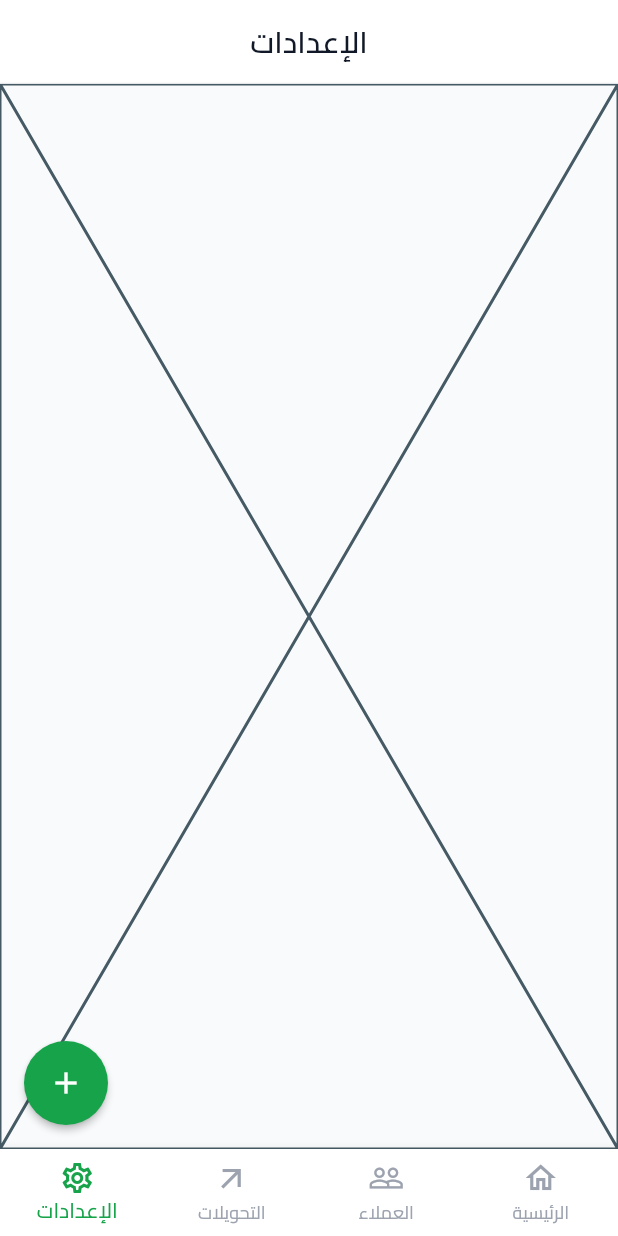
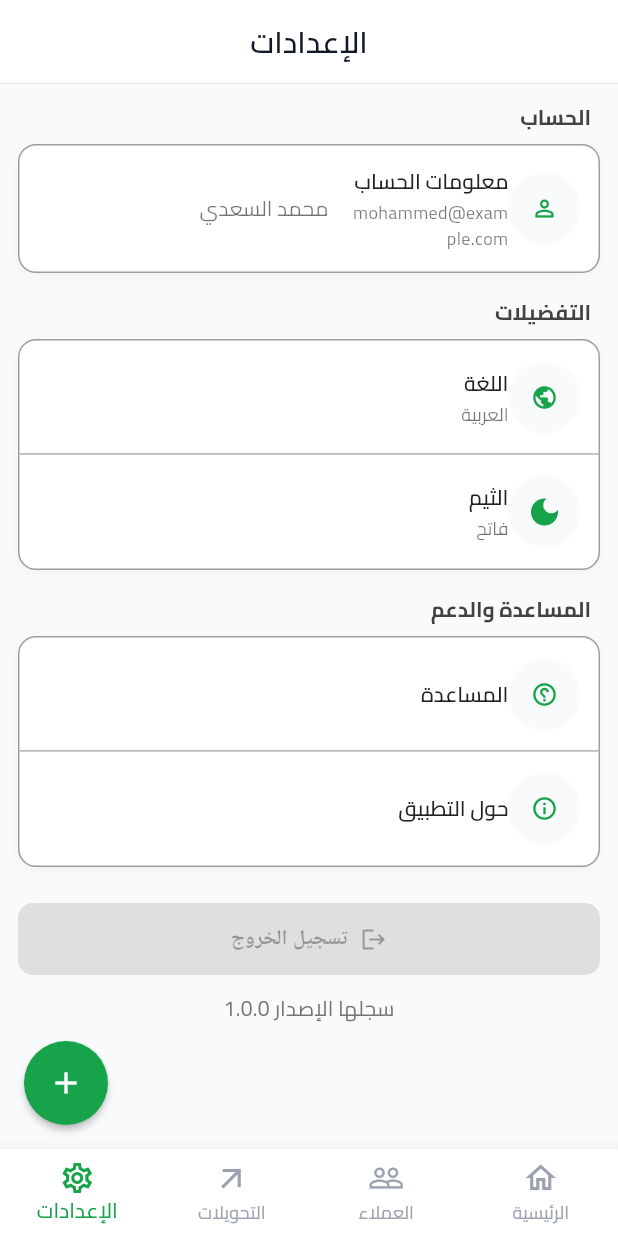
Before and after one commit to MolhamZL1/debt_managment_app, a Flutter app: the screen it shows after launch, item 4 of the bottom bar chosen, on a phone screen of 412 x 824 dp. Run offline on Flutter 3.47's test engine with Material 3 defaults, Android fonts, the light colour scheme and no system bars; our stand-ins replace animated_theme_switcher, awesome_dialog, bloc, cached_network_image, dartz, dio and 8 more.

Commit message:
settingsviewand them

```diff
--- a/lib/features/clientes/presentation/views/widgets/Client_Detelies_View_Body.dart
+++ b/lib/features/clientes/presentation/views/widgets/Client_Detelies_View_Body.dart
@@ -2,8 +2,8 @@ import 'package:flutter/material.dart';
 
 import '../../../domain/entities/client_entity.dart';
 import 'ActionButtonsClientDetails.dart';
+import 'ClientDetailsHeaderCard.dart';
 import 'Debt_Item_Card.dart';
-import 'contact_header_card.dart';
 
 class ClientDeteliesViewBody extends StatelessWidget {
   const ClientDeteliesViewBody({super.key, required this.clientEntity});
--- a/lib/features/settings/presentation/view/settings_view.dart
+++ b/lib/features/settings/presentation/view/settings_view.dart
@@ -1,10 +1,12 @@
 import 'package:flutter/material.dart';
+
+import 'widgets/settings_view_body.dart';
 
 class SettingsView extends StatelessWidget {
   const SettingsView({super.key});
 
   @override
   Widget build(BuildContext context) {
-    return const Placeholder();
+    return const SettingsViewBody();
   }
 }
--- /dev/null
+++ b/lib/features/settings/presentation/view/widgets/ThemeToggleAction.dart
@@ -0,0 +1,36 @@
+import 'package:debt_managment_app/core/theme/App_themes.dart';
+import 'package:flutter/material.dart';
+import 'package:animated_theme_switcher/animated_theme_switcher.dart';
+
+import '../../../../../core/theme/app_colors.dart';
+// عدّل المسار حسب مشروعك
+
+class ThemeToggleAction extends StatelessWidget {
+  const ThemeToggleAction({super.key});
+
+  @override
+  Widget build(BuildContext context) {
+    final isDark = Theme.of(context).brightness == Brightness.dark;
+
+    return ThemeSwitcher(
+      builder: (context) {
+        return CircleAvatar(
+          radius: 24,
+          backgroundColor: AppColors.background,
+          child: IconButton(
+            tooltip: isDark ? 'الوضع الفاتح' : 'الوضع الداكن',
+            icon: Icon(
+              isDark ? Icons.light_mode : Icons.dark_mode,
+              color: AppColors.primary,
+            ),
+            onPressed: () {
+              final nextTheme =
+                  isDark ? AppTheme.lightTheme : AppTheme.darkTheme;
+              ThemeSwitcher.of(context).changeTheme(theme: nextTheme);
+            },
+          ),
+        );
+      },
+    );
+  }
+}
--- /dev/null
+++ b/lib/features/settings/presentation/view/widgets/card_section.dart
@@ -0,0 +1,26 @@
+import 'package:flutter/material.dart';
+import '../../../../../core/theme/app_colors.dart';
+
+class CardSection extends StatelessWidget {
+  final List<Widget> children;
+  const CardSection({super.key, required this.children});
+
+  @override
+  Widget build(BuildContext context) {
+    return Container(
+      decoration: BoxDecoration(
+        color: Colors.white,
+        border: Border.all(color: AppColors.border),
+        borderRadius: BorderRadius.circular(12),
+        boxShadow: [
+          BoxShadow(
+            color: Colors.black.withOpacity(.03),
+            blurRadius: 6,
+            offset: const Offset(0, 2),
+          ),
+        ],
+      ),
+      child: Column(children: children),
+    );
+  }
+}
--- /dev/null
+++ b/lib/features/settings/presentation/view/widgets/section_header.dart
@@ -0,0 +1,20 @@
+import 'package:flutter/material.dart';
+
+class SectionHeader extends StatelessWidget {
+  final String title;
+  const SectionHeader(this.title, {super.key});
+
+  @override
+  Widget build(BuildContext context) {
+    return Padding(
+      padding: const EdgeInsetsDirectional.only(start: 6, end: 6, bottom: 8),
+      child: Text(
+        title,
+        style: TextStyle(
+          color: Colors.grey.shade800,
+          fontWeight: FontWeight.w700,
+        ),
+      ),
+    );
+  }
+}
--- /dev/null
+++ b/lib/features/settings/presentation/view/widgets/settings_tile.dart
@@ -0,0 +1,62 @@
+import 'package:flutter/material.dart';
+import '../../../../../core/theme/app_colors.dart';
+
+class SettingsTile extends StatelessWidget {
+  final String title;
+  final String? subtitle;
+  final IconData ?trailingIcon;
+  final Widget? trailingWidget; //
+  final Widget? leading; // نص يسار مثل اسم المستخدم
+
+  const SettingsTile({
+    super.key,
+    required this.title,
+     this.trailingIcon,
+    this.subtitle,
+    this.leading, this.trailingWidget,
+  });
+
+  @override
+  Widget build(BuildContext context) {
+    return Padding(
+      padding: const EdgeInsets.symmetric(horizontal: 12, vertical: 14),
+      child: Row(
+        children: [
+          if (trailingWidget != null)
+            trailingWidget!
+          else if (trailingIcon != null)
+          CircleAvatar(
+            radius: 24,
+            backgroundColor: AppColors.background,
+            child: Icon(trailingIcon, size: 18, color: AppColors.primary),
+          ),
+
+          Expanded(
+            child: Column(
+              crossAxisAlignment: CrossAxisAlignment.start,
+              children: [
+                Text(
+                  title,
+                  style: const TextStyle(fontWeight: FontWeight.w600),
+                ),
+                if (subtitle != null) ...[
+                  const SizedBox(height: 2),
+                  Text(
+                    subtitle!,
+                    style: const TextStyle(color: Colors.black54, fontSize: 12),
+                  ),
+                ],
+              ],
+            ),
+          ),
+          const SizedBox(width: 12),
+          if (leading != null) ...[
+            leading!,
+            const Spacer(),
+          ] else
+            const SizedBox.shrink(),
+        ],
+      ),
+    );
+  }
+}
--- /dev/null
+++ b/lib/features/settings/presentation/view/widgets/settings_view_body.dart
@@ -0,0 +1,83 @@
+import 'package:flutter/material.dart';
+
+import '../../../../../core/theme/app_colors.dart';
+import 'ThemeToggleAction.dart';
+import 'card_section.dart';
+import 'section_header.dart';
+import 'settings_tile.dart';
+
+class SettingsViewBody extends StatelessWidget {
+  const SettingsViewBody({super.key});
+
+  @override
+  Widget build(BuildContext context) {
+    final isDark = Theme.of(context).brightness == Brightness.dark;
+    return ListView(
+      padding: const EdgeInsets.all(12),
+      children: [
+        const SectionHeader('الحساب'),
+        CardSection(
+          children: [
+            SettingsTile(
+              title: 'معلومات الحساب',
+              subtitle: 'mohammed@example.com',
+              trailingIcon: Icons.person_outline,
+              leading: Text(
+                'محمد السعدي',
+                style: TextStyle(color: Colors.black54),
+              ),
+            ),
+          ],
+        ),
+
+        SizedBox(height: 16),
+        const SectionHeader('التفضيلات'),
+        CardSection(
+          children: [
+            const SettingsTile(
+              title: 'اللغة',
+              subtitle: 'العربية',
+              trailingIcon: Icons.public,
+            ),
+            const Divider(),
+            SettingsTile(
+              title: 'الثيم',
+              subtitle: isDark ? 'داكن' : 'فاتح',
+              trailingWidget: const ThemeToggleAction(),
+            ),
+          ],
+        ),
+        SizedBox(height: 16),
+        const SectionHeader('المساعدة والدعم'),
+        const CardSection(
+          children: [
+            SettingsTile(title: 'المساعدة', trailingIcon: Icons.help_outline),
+            Divider(),
+            SettingsTile(
+              title: 'حول التطبيق',
+              trailingIcon: Icons.info_outline,
+            ),
+          ],
+        ),
+
+        SizedBox(height: 24),
+        SizedBox(
+          height: 48,
+          child: ElevatedButton.icon(
+            onPressed: null, // ❌ مافي لوجيك حالياً
+            icon: Icon(Icons.logout),
+            label: Text('تسجيل الخروج'),
+            style: ElevatedButton.styleFrom(backgroundColor: AppColors.error),
+          ),
+        ),
+        SizedBox(height: 12),
+        Center(
+          child: Text(
+            'سجلها الإصدار 1.0.0',
+            style: TextStyle(color: Colors.grey.shade600),
+          ),
+        ),
+      ],
+    );
+  }
+}
--- a/lib/features/transactions/presentation/view/widgets/Transaction_View_body.dart
+++ b/lib/features/transactions/presentation/view/widgets/Transaction_View_body.dart
@@ -1,7 +1,7 @@
 import 'package:flutter/material.dart';
 
+import 'HeaderTransactionSection.dart';
 import 'Transaction_Item.dart';
-import 'transaction_filtr.dart';
 
 class TransactionViewBody extends StatelessWidget {
   const TransactionViewBody({super.key});
--- a/lib/main.dart
+++ b/lib/main.dart
@@ -1,33 +1,51 @@
 import 'package:debt_managment_app/core/routing/routing.dart';
 import 'package:debt_managment_app/core/services/get_it_service.dart';
-import 'package:debt_managment_app/features/auth/presentation/views/sign_in_view.dart';
 import 'package:debt_managment_app/features/main/presntation/views/main_view.dart';
 import 'package:debt_managment_app/generated/l10n.dart';
 import 'package:flutter/material.dart';
 import 'package:flutter_localizations/flutter_localizations.dart';
 import 'package:form_builder_validators/localization/l10n.dart';
+import 'package:animated_theme_switcher/animated_theme_switcher.dart';
 
-import 'core/theme/App_themes.dart';
+import 'core/theme/App_themes.dart'; // يحتوي AppTheme.lightTheme و AppTheme.darkTheme
 
 void main() {
   WidgetsFlutterBinding.ensureInitialized();
   setupSingltonGetIt();
-  runApp(const DebtManagmentApp());
+
+  runApp(
+    ThemeProvider(
+      initTheme: AppTheme.lightTheme, // الثيم الابتدائي
+      builder: (context, currentTheme) {
+        return DebtManagmentApp(theme: currentTheme);
+      },
+    ),
+  );
 }
 
 class DebtManagmentApp extends StatelessWidget {
-  const DebtManagmentApp({super.key});
+  final ThemeData theme;
+  const DebtManagmentApp({super.key, required this.theme});
 
   @override
   Widget build(BuildContext context) {
     return MaterialApp(
       debugShowCheckedModeBanner: false,
-      theme: AppTheme.lightTheme,
-      darkTheme: AppTheme.darkTheme,
-      themeMode: ThemeMode.light,
+
+      // ✅ ناخد الثيم من animated_theme_switcher
+      theme: theme,
+
+      // ما منحتاج darkTheme/themeMode لأننا عم نبدّل الـ ThemeData نفسه
+      // darkTheme: AppTheme.darkTheme,
+      // themeMode: ThemeMode.light,
+
       onGenerateRoute: onGenerateRoute,
       initialRoute: MainView.routename,
-      localizationsDelegates: [
+
+      // خلي الـ ThemeSwitchingArea متاح لكل الشجرة
+      builder: (context, child) => ThemeSwitchingArea(child: child!),
+
+      localizationsDelegates: const [
         S.delegate,
         GlobalMaterialLocalizations.delegate,
         GlobalWidgetsLocalizations.delegate,
@@ -35,7 +53,7 @@ class DebtManagmentApp extends StatelessWidget {
         FormBuilderLocalizations.delegate,
       ],
       supportedLocales: S.delegate.supportedLocales,
-      locale: Locale("ar"),
+      locale: const Locale("ar"),
     );
   }
 }
--- a/pubspec.yaml
+++ b/pubspec.yaml
@@ -28,6 +28,7 @@ environment:
 # the latest version available on pub.dev. To see which dependencies have newer
 # versions available, run `flutter pub outdated`.
 dependencies:
+  animated_theme_switcher: ^2.0.10
   awesome_dialog: ^3.2.1
   cached_network_image: ^3.4.1
   cupertino_icons: ^1.0.8
```
Also changed, not shown: pubspec.lock.
